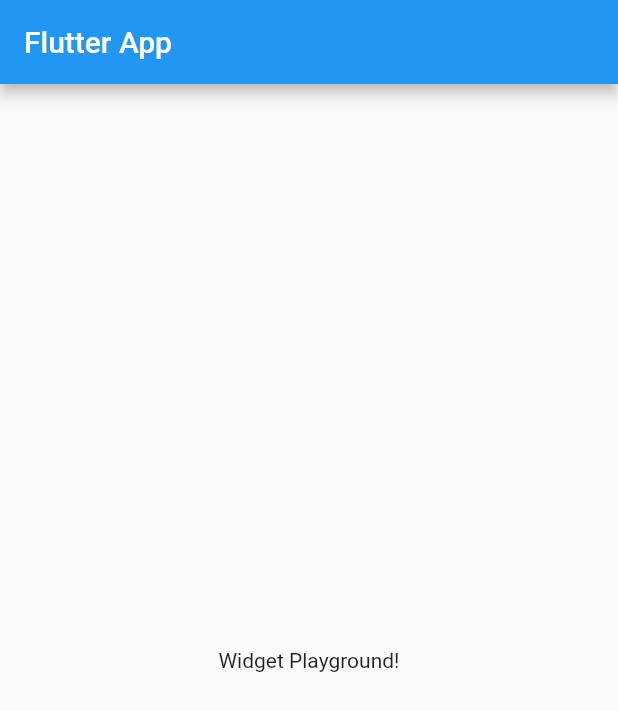
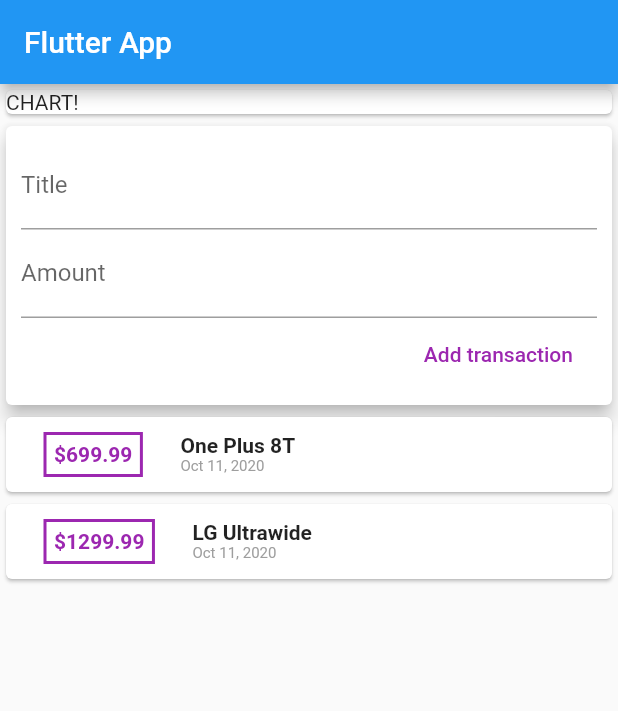
Before and after one commit to Nsbainathsah/PersonalExpensesApp, a Flutter app: the screen it shows after launch, on a phone screen of 412 x 824 dp. Shown: the top 711 px of the screen. Run offline on Flutter 3.47's test engine with Material 2 defaults, Android fonts, the phone set to English and light mode, and no system bars.

Commit message:
User can now view a list of transactions

```diff
--- /dev/null
+++ b/lib/Transaction.dart
@@ -0,0 +1,15 @@
+import 'package:flutter/foundation.dart'; //@required can only be used by importing the foundation
+
+class Transaction {
+  String tID;
+  String title;
+  double amount;
+  DateTime tDate;
+
+  Transaction({
+  @required this.tID,
+  @required this.title,
+  @required this.amount,
+  @required this.tDate
+  });
+}
--- a/lib/main.dart
+++ b/lib/main.dart
@@ -1,4 +1,7 @@
+import './Transaction.dart';
 import 'package:flutter/material.dart';
+
+import 'package:intl/intl.dart';
 
 void main() => runApp(MyApp());
 
@@ -13,15 +16,101 @@ class MyApp extends StatelessWidget {
 }
 
 class MyHomePage extends StatelessWidget {
+  final List<Transaction> transactions = [
+    Transaction(
+        tID: 'T1', title: 'One Plus 8T', amount: 699.99, tDate: DateTime.now()),
+    Transaction(
+        tID: 'T2',
+        title: 'LG Ultrawide',
+        amount: 1299.99,
+        tDate: DateTime.now())
+  ];
+
   @override
   Widget build(BuildContext context) {
     return Scaffold(
-      appBar: AppBar(
-        title: Text('Flutter App'),
-      ),
-      body: Center(
-        child: Text('Widget Playground!'),
-      ),
-    );
+        appBar: AppBar(
+          title: Text('Flutter App'),
+        ),
+        body: Column(
+          crossAxisAlignment: CrossAxisAlignment.stretch,
+          children: [
+            Container(
+              width: double.infinity,
+              child: Card(
+                child: Text('CHART!'),
+              ),
+            ),
+            Card(
+              elevation: 5,
+              child: Container(
+                padding: EdgeInsets.all(10),
+                child: Column(
+                  crossAxisAlignment: CrossAxisAlignment.end,
+                  children: [
+                    TextField(
+                      decoration: InputDecoration(labelText: 'Title'),
+                    ),
+                    TextField(
+                      decoration: InputDecoration(labelText: 'Amount'),
+                    ),
+                    FlatButton(
+                      onPressed: (){},
+                      textColor: Colors.purple,
+                      child: Text('Add transaction'),
+                      )
+                  ],
+                ),
+              ),
+            ),
+            Column(
+              children: transactions.map((tx) {
+                return Card(
+                  child: Row(
+                    children: [
+                      Container(
+                        padding: EdgeInsets.all(5),
+                        margin:
+                            EdgeInsets.symmetric(vertical: 10, horizontal: 25),
+                        decoration: BoxDecoration(
+                            border: Border.all(
+                          color: Colors.purple,
+                          width: 2,
+                        )),
+                        child: Text(
+                          //transaction card amount
+                          '\$${tx.amount}', //String interpolation (Dart feature) replaces .toString() adds all Strings inside curly braces together
+                          style: TextStyle(
+                              fontWeight: FontWeight.bold,
+                              fontSize: 14,
+                              color: Colors.purple),
+                        ),
+                      ),
+                      Column(
+                        //Column containing the title and date of a transaction
+                        crossAxisAlignment: CrossAxisAlignment.start,
+                        children: [
+                          Text(
+                            tx.title,
+                            style: TextStyle(
+                              fontWeight: FontWeight.bold,
+                              fontSize: 14,
+                            ),
+                          ),
+                          //transaction card title
+                          Text(
+                            DateFormat.yMMMd().format(tx.tDate),
+                            style: TextStyle(fontSize: 10, color: Colors.grey),
+                          )
+                        ], //transaction card date
+                      )
+                    ],
+                  ),
+                );
+              }).toList(),
+            )
+          ] //close column children
+          ,
+        ));
   }
 }
--- a/pubspec.yaml
+++ b/pubspec.yaml
@@ -23,6 +23,7 @@ environment:
 dependencies:
   flutter:
     sdk: flutter
+  intl: ^0.16.1 #internationalization package for dateformatting
 
 
   # The following adds the Cupertino Icons font to your application.
```
Also changed, not shown: pubspec.lock, 1 other file.
